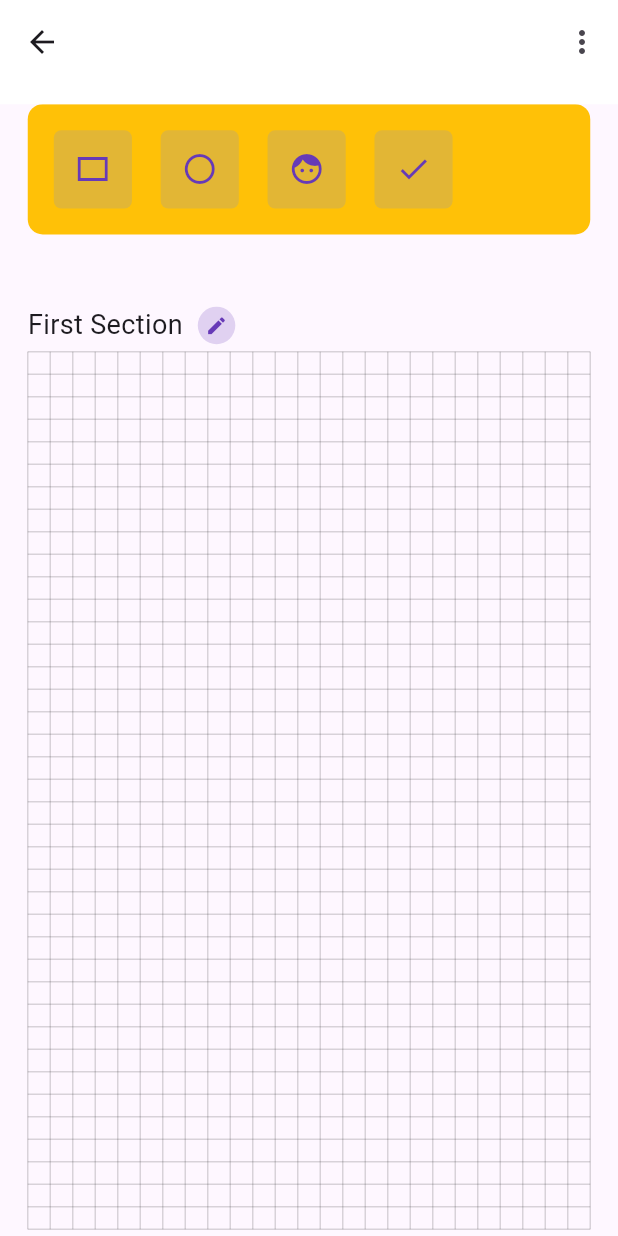
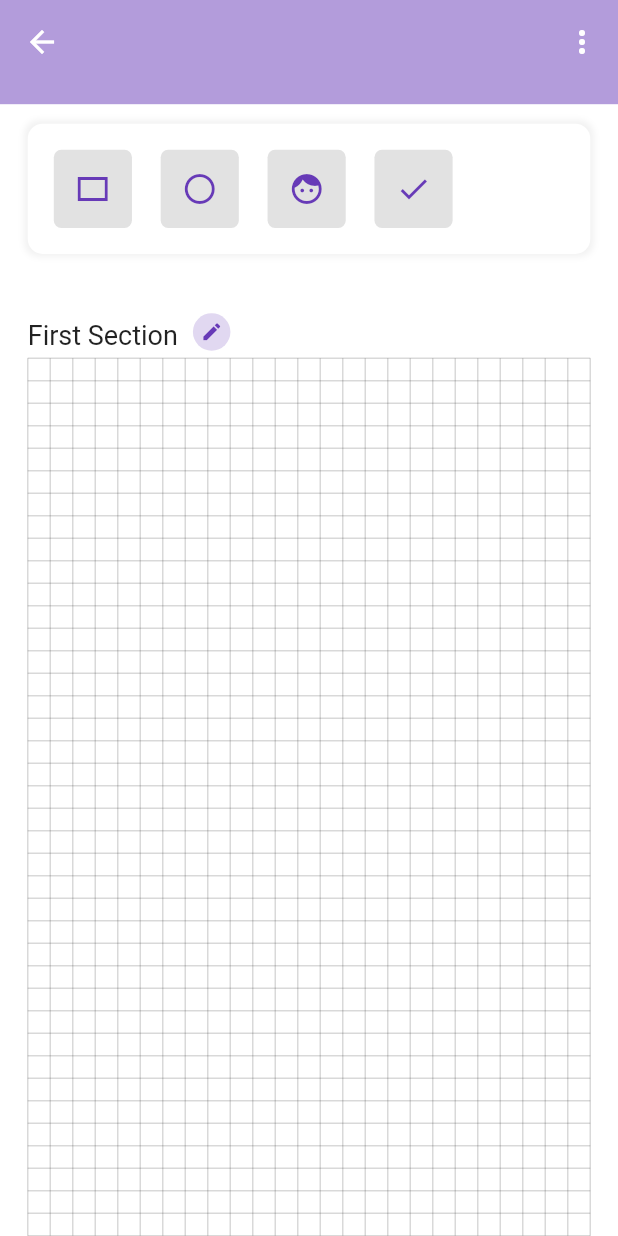
Before and after one commit to gaurishankar007/-Flutter-Grid-View-Drag-Drop, a Flutter app: the screen it shows after launch, after a tap on "Open Drag & Drop", on a phone screen of 412 x 824 dp. Run offline on Flutter 3.47's test engine with Material 3 defaults, Android fonts, the phone set to English and light mode, and no system bars; our stand-ins replace equatable, flutter_bloc, hive_flutter; accounts and stored records are empty.

Commit message:
icon problem solved

```diff
--- a/lib/core/utils/dd_size.dart
+++ b/lib/core/utils/dd_size.dart
@@ -6,8 +6,8 @@ class DragDropSize {
   factory DragDropSize() => _singleton;
 
   final double appBarH = size.pSH(80);
-  final double upConH = size.pSH(120);
-  final double gridTM = size.pSH(70);
+  final double upConH = size.pSH(130);
+  final double gridTM = size.pSH(65);
   final int crossAxisCount = 25;
   final int dMagnification = 4;
   double paddingH = size.pSW(16);
--- a/lib/core/utils/screen_size.dart
+++ b/lib/core/utils/screen_size.dart
@@ -1,4 +1,4 @@
-import 'package:drag_drop/injector.dart';
+import '../../injector.dart';
 import 'package:flutter/widgets.dart';
 
 class SizeConfig {
--- a/lib/main.dart
+++ b/lib/main.dart
@@ -1,13 +1,11 @@
-import 'package:drag_drop/injector.dart';
+import 'package:flutter/material.dart';
+import 'package:flutter_bloc/flutter_bloc.dart';
+import 'package:hive_flutter/hive_flutter.dart';
 
 import 'core/constants/colors.dart';
+import 'cubit/drag_drop_cubit.dart';
+import 'injector.dart';
 import 'screens/home.dart';
-import 'package:flutter/services.dart';
-import 'package:hive_flutter/hive_flutter.dart';
-
-import 'cubit/drag_drop_cubit.dart';
-import 'package:flutter/material.dart';
-import 'package:flutter_bloc/flutter_bloc.dart';
 
 void main() async {
   WidgetsFlutterBinding.ensureInitialized();
@@ -28,16 +26,10 @@ class DragDropApp extends StatelessWidget {
           title: 'DragDrop GridView',
           debugShowCheckedModeBanner: false,
           theme: ThemeData(
-              colorScheme: ColorScheme.fromSeed(seedColor: kP),
-              useMaterial3: true,
-              appBarTheme: AppBarTheme(
-                backgroundColor: kWhite,
-                systemOverlayStyle: SystemUiOverlayStyle(
-                  statusBarColor: kP.withOpacity(.1),
-                  statusBarIconBrightness: Brightness.dark,
-                  statusBarBrightness: Brightness.light,
-                ),
-              )),
+            colorScheme: ColorScheme.fromSeed(seedColor: kP),
+            useMaterial3: false,
+            scaffoldBackgroundColor: kWhite,
+          ),
           home: Home(),
         );
       }),
--- a/lib/model/box_model.dart
+++ b/lib/model/box_model.dart
@@ -1,12 +1,10 @@
 import 'package:equatable/equatable.dart';
-import 'package:flutter/material.dart';
 
 import 'coordinate_model.dart';
 
 class BoxModel extends Equatable {
   final int id;
   final String name;
-  final IconData icon;
   final double height;
   final double width;
   final int hm;
@@ -16,7 +14,6 @@ class BoxModel extends Equatable {
   const BoxModel({
     required this.id,
     required this.name,
-    required this.icon,
     required this.height,
     required this.width,
     this.hm = 4,
@@ -24,10 +21,28 @@ class BoxModel extends Equatable {
     required this.coordinate,
   });
 
+  BoxModel copyWith({
+    int? id,
+    String? name,
+    double? height,
+    double? width,
+    int? hm,
+    int? wm,
+    CoordinateModel? coordinate,
+  }) =>
+      BoxModel(
+        id: id ?? this.id,
+        name: name ?? this.name,
+        height: height ?? this.height,
+        width: width ?? this.width,
+        hm: hm ?? this.hm,
+        wm: wm ?? this.wm,
+        coordinate: coordinate ?? this.coordinate,
+      );
+
   factory BoxModel.fromJson(Map<String, dynamic> json) => BoxModel(
         id: json["id"] as int,
         name: json["name"] as String,
-        icon: json["icon"] as IconData,
         height: json["height"] as double,
         width: json["width"] as double,
         hm: json["hm"] as int,
@@ -38,7 +53,6 @@ class BoxModel extends Equatable {
   Map<String, dynamic> toJson() => {
         "id": id,
         "name": name,
-        "icon": icon,
         "height": height,
         "width": width,
         "hm": hm,
@@ -50,7 +64,6 @@ class BoxModel extends Equatable {
   List<Object?> get props => [
         id,
         name,
-        icon,
         height,
         width,
         hm,
@@ -64,7 +77,6 @@ class BoxModel extends Equatable {
       BoxModel(
         id: $id,
         name: "$name",
-        icon: "$icon",
         hm:$hm,
         wm:$wm,
         height:$height,
--- a/lib/screens/drag_drop.dart
+++ b/lib/screens/drag_drop.dart
@@ -1,4 +1,4 @@
-import 'package:drag_drop/injector.dart';
+import '../injector.dart';
 
 import '../core/constants/colors.dart';
 import '../widgets/popups/menu_button.dart';
@@ -16,15 +16,18 @@ class DragDrop extends StatelessWidget {
       appBar: PreferredSize(
         preferredSize: Size(double.maxFinite, dSize.appBarH),
         child: AppBar(
-          backgroundColor: kWhite,
+          backgroundColor: kP.withOpacity(.5),
+          elevation: 0,
           actions: const [PopMenu()],
         ),
       ),
-      body: Column(
-        children: const [
-          SeatTypeContainer(),
-          GridContainer(),
-        ],
+      body: SafeArea(
+        child: Column(
+          children: const [
+            BoxTypeContainer(),
+            GridContainer(),
+          ],
+        ),
       ),
     );
   }
--- a/lib/screens/home.dart
+++ b/lib/screens/home.dart
@@ -1,5 +1,7 @@
+import '../core/constants/colors.dart';
+import 'package:flutter/material.dart';
+
 import 'drag_drop.dart';
-import 'package:flutter/material.dart';
 
 class Home extends StatelessWidget {
   const Home({super.key});
@@ -7,6 +9,10 @@ class Home extends StatelessWidget {
   @override
   Widget build(BuildContext context) {
     return Scaffold(
+      appBar: AppBar(
+        backgroundColor: kP.withOpacity(.5),
+        title: Text("Drag & Drop Grid View"),
+      ),
       body: SafeArea(
         child: Center(
           child: ElevatedButton(
--- a/lib/widgets/box_type_container.dart
+++ b/lib/widgets/box_type_container.dart
@@ -1,3 +1,5 @@
+import '../core/constants/colors.dart';
+
 import '../injector.dart';
 import 'box_container.dart';
 import 'package:flutter/material.dart';
@@ -5,7 +7,7 @@ import 'package:flutter_bloc/flutter_bloc.dart';
 import '../cubit/drag_drop_cubit.dart';
 import '../model/box_type_model.dart';
 
-class SeatTypeContainer extends StatelessWidget {
+class BoxTypeContainer extends StatelessWidget {
   final List<BoxTypeModel> sTypes = const [
     BoxTypeModel(name: "Rectangle", icon: Icons.rectangle_outlined),
     BoxTypeModel(name: "Circle", icon: Icons.circle_outlined),
@@ -13,7 +15,7 @@ class SeatTypeContainer extends StatelessWidget {
     BoxTypeModel(name: "Check", icon: Icons.check),
   ];
 
-  const SeatTypeContainer({super.key});
+  const BoxTypeContainer({super.key});
 
   @override
   Widget build(BuildContext context) {
@@ -26,12 +28,20 @@ class SeatTypeContainer extends StatelessWidget {
           margin: EdgeInsets.symmetric(horizontal: dSize.paddingH),
           height: dSize.upConH,
           width: double.maxFinite,
+          alignment: Alignment.center,
           child: Container(
-            margin: EdgeInsets.only(bottom: size.pSH(20)),
-            padding: EdgeInsets.symmetric(horizontal: size.pSH(20)), // From Calculation
+            width: double.maxFinite,
+            padding: EdgeInsets.all(size.pSH(20)), // From Calculation
             decoration: BoxDecoration(
-              color: Colors.amber,
+              color: kWhite,
               borderRadius: BorderRadius.circular(10),
+              boxShadow: [
+                BoxShadow(
+                  color: Colors.black.withOpacity(.05),
+                  spreadRadius: 2,
+                  blurRadius: 3,
+                )
+              ],
             ),
             child: SingleChildScrollView(
               scrollDirection: Axis.horizontal,
@@ -46,7 +56,7 @@ class SeatTypeContainer extends StatelessWidget {
                     child: LongPressDraggable(
                       delay: const Duration(milliseconds: 100),
                       onDragEnd: (DraggableDetails details) =>
-                          cubit.addSeat(sType: sType, details: details),
+                          cubit.addBox(sType: sType, details: details),
                       childWhenDragging: BoxCon(icon: sType.icon, bSize: bSize),
                       feedback: BoxCon(
                         icon: sType.icon,
--- a/lib/widgets/grid_container.dart
+++ b/lib/widgets/grid_container.dart
@@ -1,4 +1,4 @@
-import 'package:drag_drop/injector.dart';
+import '../injector.dart';
 
 import 'grid_title.dart';
 import 'positioned_box.dart';
--- a/lib/widgets/grid_title.dart
+++ b/lib/widgets/grid_title.dart
@@ -1,4 +1,4 @@
-import 'package:drag_drop/injector.dart';
+import '../injector.dart';
 
 import '../core/constants/colors.dart';
 import 'popups/edit_section_name_dialog.dart';
```
Also changed, not shown: lib/core/constants/icons.dart (added, +12 -0 lines), lib/cubit/drag_drop_cubit.dart (+48 -58 lines), lib/widgets/popups/bms.dart (+9 -19 lines), lib/widgets/popups/menu_button.dart (+15 -7 lines), lib/widgets/positioned_box.dart (+10 -9 lines).
